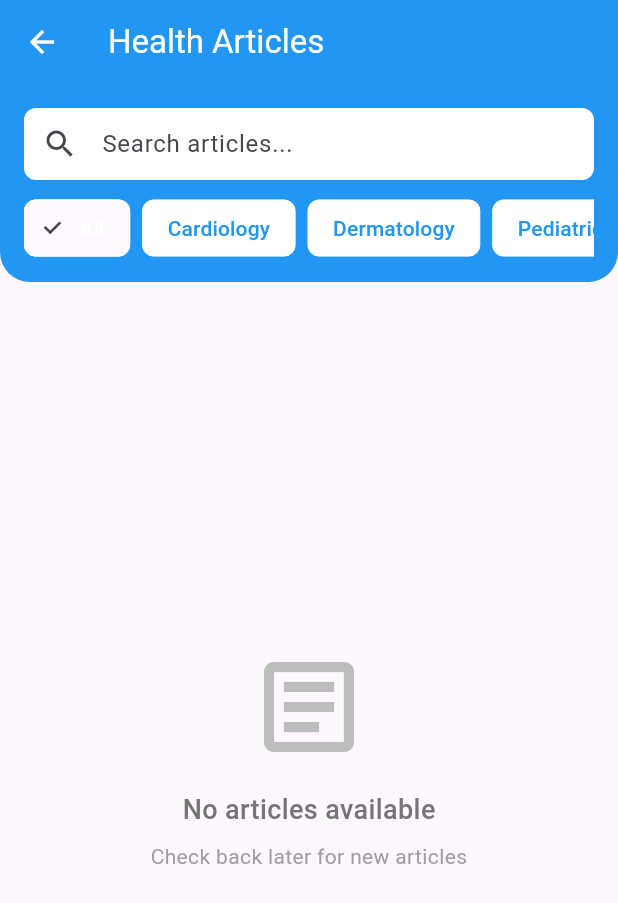
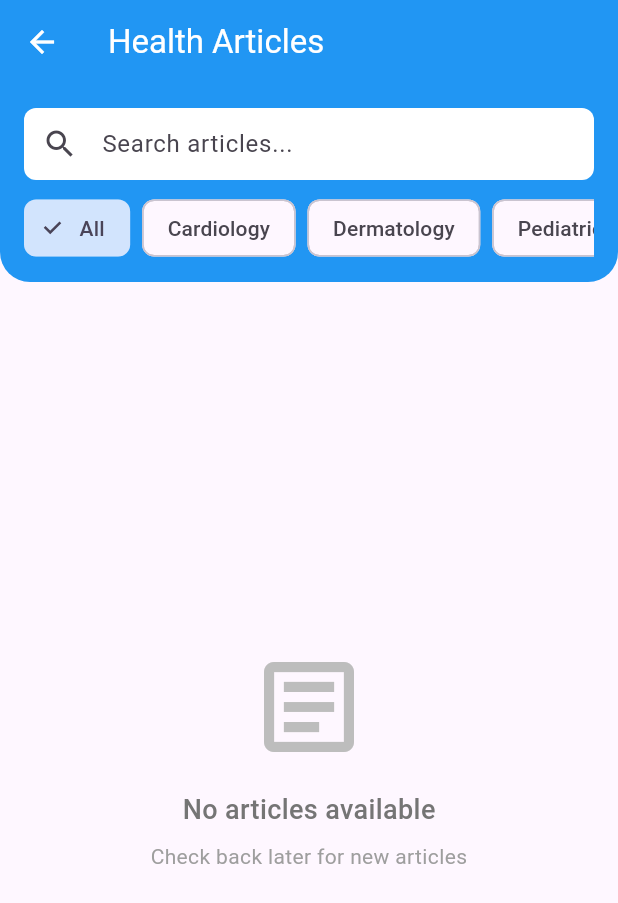
Before and after one commit to LokitGupta/medics-app, a Flutter app: the ArticleListScreen screen opened by its route, on a phone screen of 412 x 824 dp. Shown: the top 903 px of the screen. Run offline on Flutter 3.47's test engine with Material 3 defaults, Android fonts, the phone set to English and light mode, and no system bars; our stand-ins replace flutter_riverpod, go_router, supabase_flutter; accounts and stored records are empty.

Commit message:
Solved the problem of article_list_screen Categories color problem

```diff
--- a/lib/screens/articles/article_list_screen.dart
+++ b/lib/screens/articles/article_list_screen.dart
@@ -150,26 +150,14 @@ class _ArticleListScreenState extends ConsumerState<ArticleListScreen> {
                 return Container(
                   margin: const EdgeInsets.only(right: 8),
                   child: FilterChip(
-                    label: Text(
-                      category,
-                      style: TextStyle(
-                        color: isSelected
-                            ? Colors.white
-                            : AppConstants.primaryColor,
-                        fontWeight: FontWeight.w500,
-                      ),
-                    ),
+                    label: Text(category),
                     selected: isSelected,
                     onSelected: (selected) {
                       setState(() {
                         _selectedCategory = category == 'All' ? null : category;
                       });
                     },
-                    selectedColor: Colors.white.withOpacity(0.2),
-                    backgroundColor: Colors.white,
-                    side: BorderSide(
-                      color: isSelected ? Colors.white : Colors.transparent,
-                    ),
+                    selectedColor: AppConstants.primaryColor.withOpacity(0.2),
                   ),
                 );
               },
```
